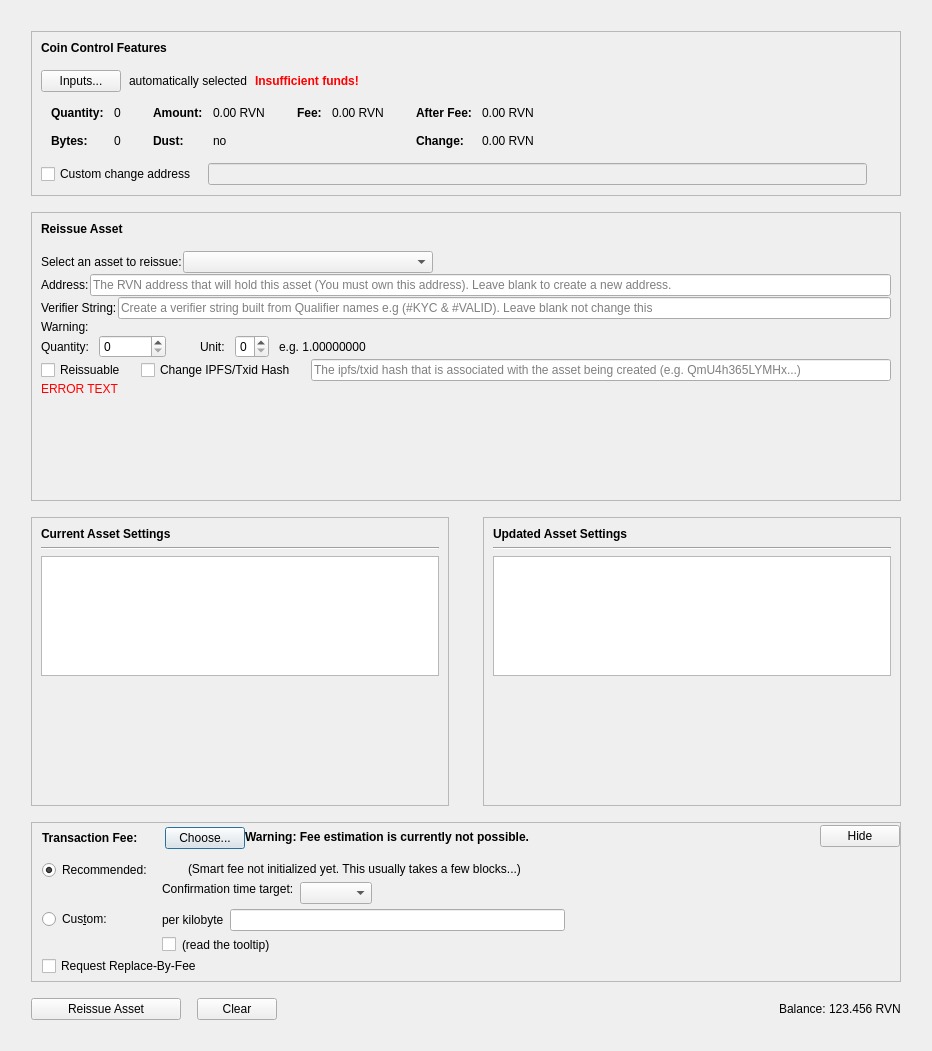
Qt form src/qt/forms/reissueassetdialog.ui (RavenProject/Ravencoin) before a commit.
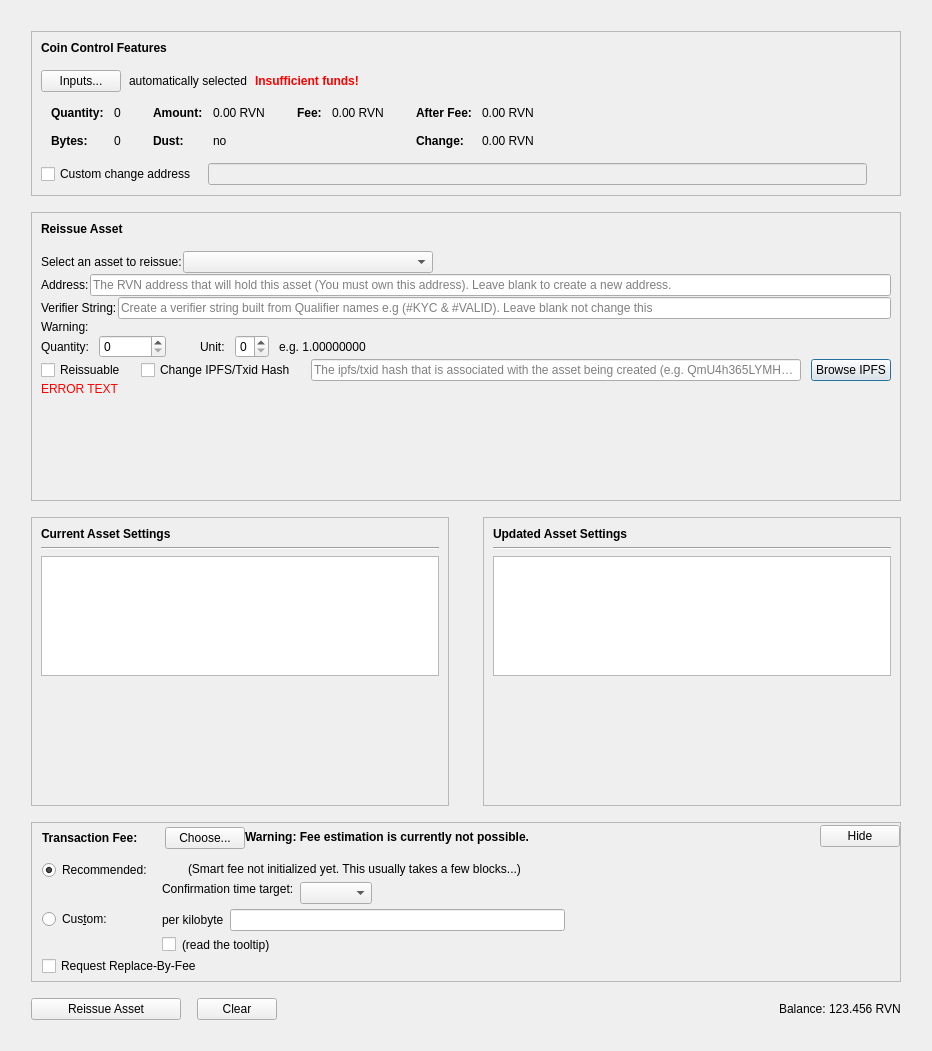
The same form after that commit. Custom widgets are drawn as their Qt base class.

Commit message:
gui: reissue asset view, browse ipfs button.
* Add button to open ipfs-hash in the configured ipfs-viewer.
  This can be handy to verify your ipfs-hash is correct, before reissuing the asset.

Diff of the .ui file:
```diff
--- a/src/qt/forms/reissueassetdialog.ui
+++ b/src/qt/forms/reissueassetdialog.ui
@@ -910,6 +910,13 @@
                 </property>
                </widget>
               </item>
+              <item>
+               <widget class="QPushButton" name="openIpfsButton">
+                <property name="text">
+                 <string>Browse IPFS</string>
+                </property>
+               </widget>
+              </item>
              </layout>
             </item>
            </layout>
```
The commit also changes 2 other files.
